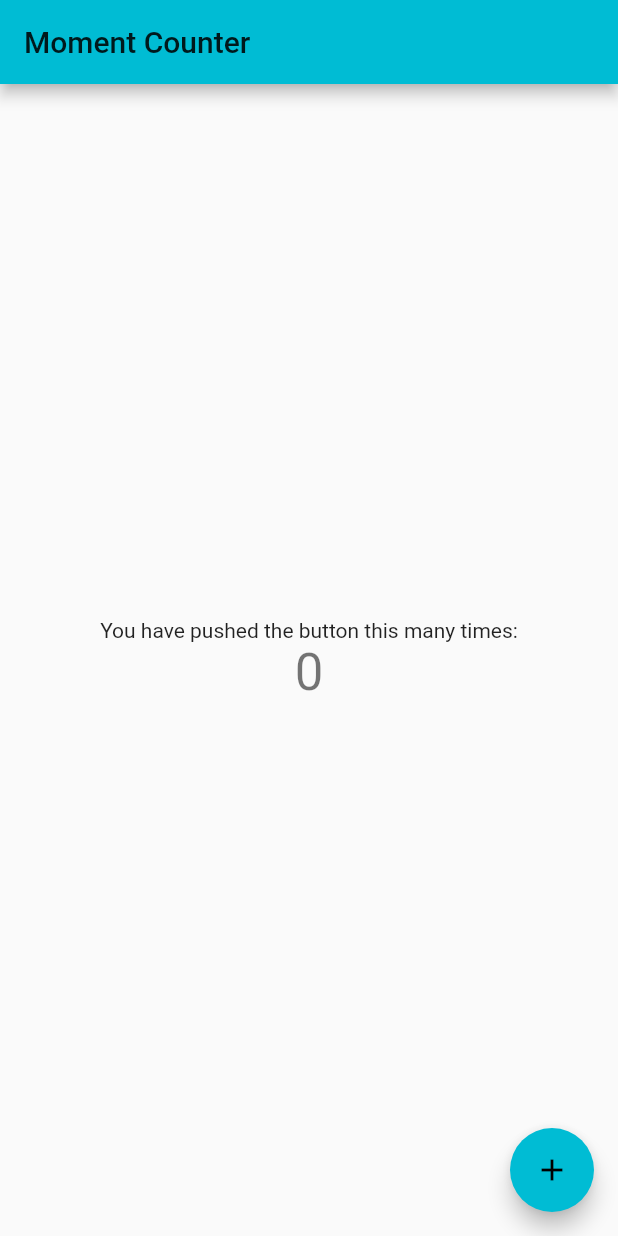
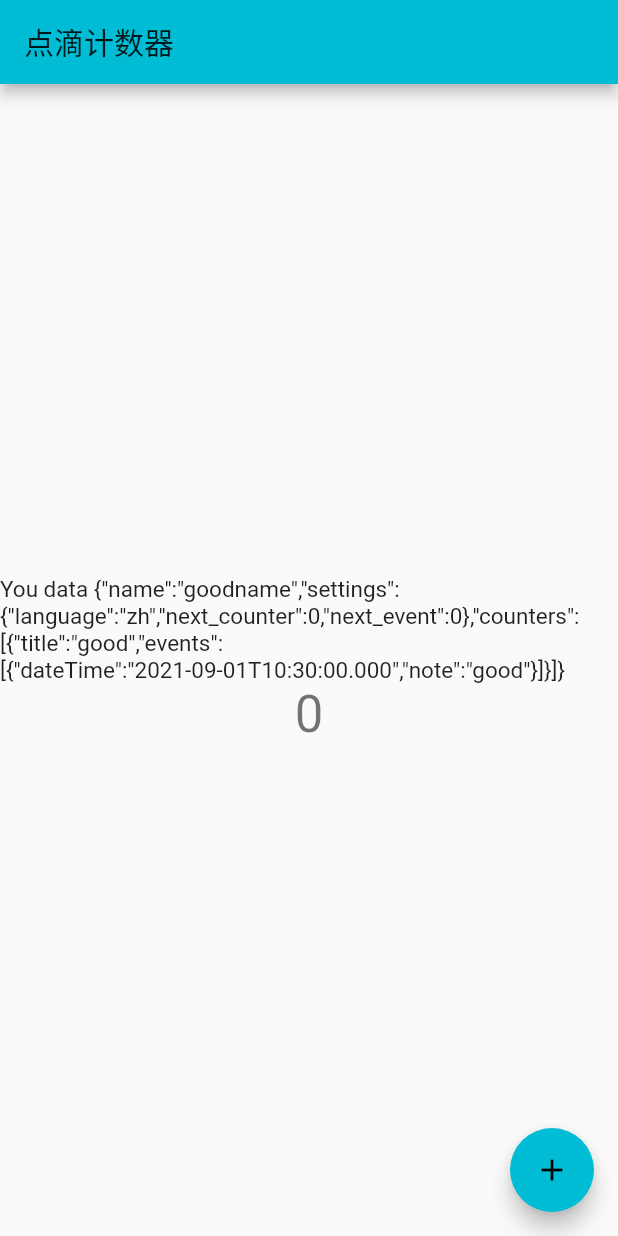
Before and after one commit to Kimi-Arthur/MomentCounter, a Flutter app: the screen it shows after launch, on a phone screen of 412 x 824 dp. Run offline on Flutter 3.47's test engine with Material 2 defaults, Android fonts, the light colour scheme and no system bars; generated files the repository leaves out were written again.

Commit message:
Add json and models.

```diff
--- a/lib/main.dart
+++ b/lib/main.dart
@@ -1,6 +1,12 @@
+import 'dart:convert';
+
 import 'package:flutter/material.dart';
 import 'package:flutter_gen/gen_l10n/app_localizations.dart';
 import 'package:flutter_localizations/flutter_localizations.dart';
+import 'package:moment_counter/models/counter.dart';
+import 'package:moment_counter/models/user.dart';
+
+import 'models/event.dart';
 
 void main() {
   runApp(MyApp());
@@ -18,7 +24,7 @@ class MyApp extends StatelessWidget {
           GlobalCupertinoLocalizations.delegate,
         ],
         supportedLocales: const [
-          Locale('en', ''),
+          // Locale('en', ''),
           Locale('zh', ''),
         ],
         theme: ThemeData(
@@ -97,7 +103,11 @@ class _MyHomePageState extends State<MyHomePage> {
           mainAxisAlignment: MainAxisAlignment.center,
           children: <Widget>[
             Text(
-              'You have pushed the button this many times:',
+              'You data ${jsonEncode(User(name: 'goodname', counters: [
+                    Counter(
+                        title: 'good',
+                        events: [Event(dateTime: DateTime.now(), note: 'good')])
+                  ]))}',
             ),
             Text(
               '$_counter',
--- a/lib/models/counter.dart
+++ b/lib/models/counter.dart
@@ -1,10 +1,18 @@
+import 'package:json_annotation/json_annotation.dart';
+import 'package:moment_counter/models/event.dart';
+
+part 'counter.g.dart';
+
+@JsonSerializable()
 class Counter {
   String title;
 
-  Counter({required this.title});
+  List<Event> events = [];
 
-  factory Counter.fromJson(Map<String, Object> data) {
-    final title = data['title'] as String;
-    return Counter(title: title);
-  }
+  Counter({required this.title, this.events = const []});
+
+  factory Counter.fromJson(Map<String, dynamic> json) =>
+      _$CounterFromJson(json);
+
+  Map<String, dynamic> toJson() => _$CounterToJson(this);
 }
--- /dev/null
+++ b/lib/models/event.dart
@@ -0,0 +1,15 @@
+import 'package:json_annotation/json_annotation.dart';
+
+part 'event.g.dart';
+
+@JsonSerializable()
+class Event {
+  DateTime dateTime;
+  String note;
+
+  Event({required this.dateTime, required this.note});
+
+  factory Event.fromJson(Map<String, dynamic> json) => _$EventFromJson(json);
+
+  Map<String, dynamic> toJson() => _$EventToJson(this);
+}
--- /dev/null
+++ b/lib/models/settings.dart
@@ -0,0 +1,17 @@
+import 'package:json_annotation/json_annotation.dart';
+
+part 'settings.g.dart';
+
+@JsonSerializable()
+class Settings {
+  String language;
+  int nextCounter;
+  int nextEvent;
+
+  Settings({this.language = 'zh', this.nextCounter = 0, this.nextEvent = 0});
+
+  factory Settings.fromJson(Map<String, dynamic> json) =>
+      _$SettingsFromJson(json);
+
+  Map<String, dynamic> toJson() => _$SettingsToJson(this);
+}
--- /dev/null
+++ b/lib/models/user.dart
@@ -0,0 +1,21 @@
+import 'package:json_annotation/json_annotation.dart';
+import 'package:moment_counter/models/counter.dart';
+import 'package:moment_counter/models/settings.dart';
+
+part 'user.g.dart';
+
+@JsonSerializable()
+class User {
+  String name;
+
+  Settings settings = Settings();
+
+  List<Counter> counters;
+
+  User({this.name = 'User', Settings? settings, this.counters = const []})
+      : this.settings = settings ?? Settings();
+
+  factory User.fromJson(Map<String, dynamic> json) => _$UserFromJson(json);
+
+  Map<String, dynamic> toJson() => _$UserToJson(this);
+}
```
Also changed, not shown: pubspec.yaml (+6 -1 lines), lib/models/counter.g.dart (added), lib/models/event.g.dart (added), lib/models/settings.g.dart (added), lib/models/user.g.dart (added), pubspec.lock.
